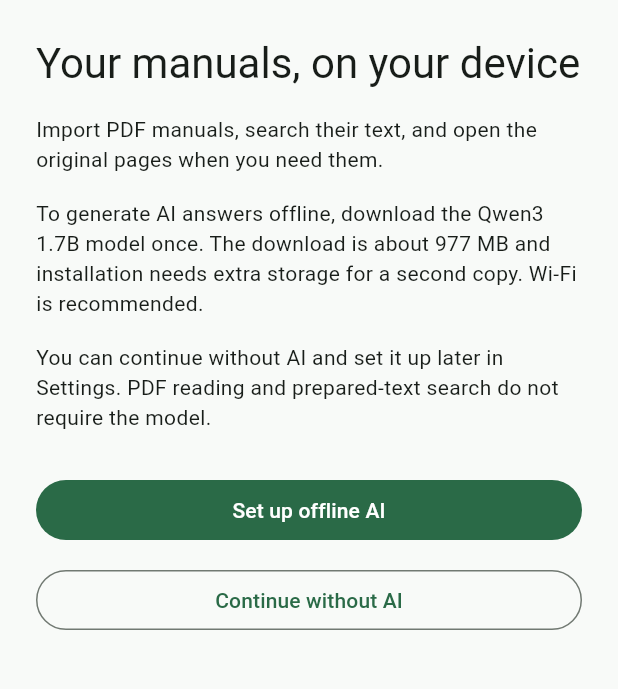
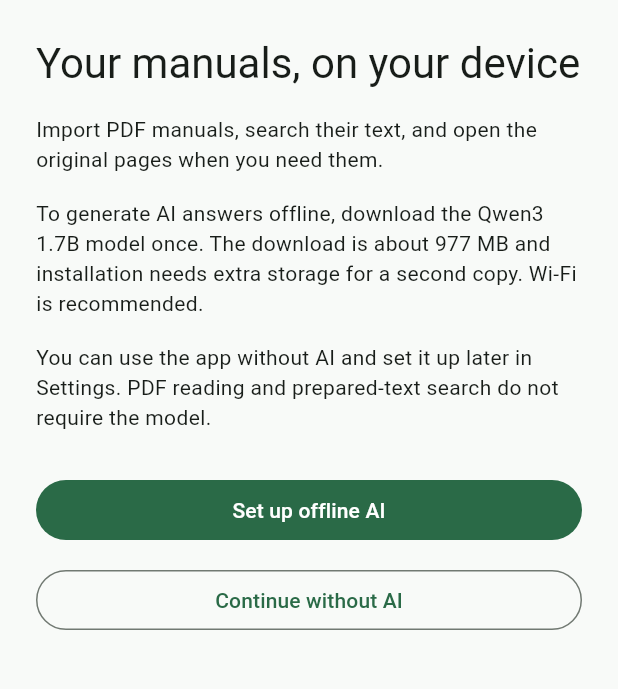
Before and after one commit to Sirish-konda/Servicemate, a Flutter app: the screen it shows after launch, on a phone screen of 412 x 824 dp, the part 84-773 px from its top. Run offline on Flutter 3.47's test engine with Material 3 defaults, Android fonts, the phone set to English and light mode, and no system bars; our stand-ins replace file_picker; missing offline and left inert: flutter_edge_ai, flutter_edge_ai_litertlm, pdfrx.

Commit message:
Reuse setup guide for onboarding and Settings

```diff
--- a/lib/app/first_run_gate.dart
+++ b/lib/app/first_run_gate.dart
@@ -1,4 +1,5 @@
 import 'package:flutter/material.dart';
+import 'package:servicemate/features/model_setup/presentation/screens/setup_guide_screen.dart';
 
 import '../core/llm/local_llm_service.dart';
 import '../core/services/first_run_service.dart';
@@ -112,51 +113,11 @@ class _FirstRunGateState extends State<FirstRunGate> {
           return const AppShell();
         }
 
-        return Scaffold(
-          appBar: AppBar(title: const Text('Welcome to ServiceMate')),
-          body: SafeArea(
-            child: ListView(
-              padding: const EdgeInsets.all(24),
-              children: [
-                Text(
-                  'Your manuals, on your device',
-                  style: Theme.of(context).textTheme.headlineMedium,
-                ),
-                const SizedBox(height: 16),
-                const Text(
-                  'Import PDF manuals, search their text, and open '
-                  'the original pages when you need them.',
-                ),
-                const SizedBox(height: 16),
-                const Text(
-                  'To generate AI answers offline, download the '
-                  'Qwen3 1.7B model once. The download is about '
-                  '977 MB and installation needs extra storage '
-                  'for a second copy. Wi-Fi is recommended.',
-                ),
-                const SizedBox(height: 16),
-                const Text(
-                  'You can continue without AI and set it up later '
-                  'in Settings. PDF reading and prepared-text search '
-                  'do not require the model.',
-                ),
-                const SizedBox(height: 28),
-                FilledButton(
-                  onPressed: _isBusy ? null : () => _continue(openSetup: true),
-                  child: const Text('Set up offline AI'),
-                ),
-                const SizedBox(height: 12),
-                OutlinedButton(
-                  onPressed: _isBusy ? null : () => _continue(openSetup: false),
-                  child: const Text('Continue without AI'),
-                ),
-                if (_error != null) ...[
-                  const SizedBox(height: 16),
-                  Text(_error!),
-                ],
-              ],
-            ),
-          ),
+        return SetupGuideScreen(
+          isBusy: _isBusy,
+          error: _error,
+          onSetupPressed: () => _continue(openSetup: true),
+          onContinuePressed: () => _continue(openSetup: false),
         );
       },
     );
--- /dev/null
+++ b/lib/features/model_setup/presentation/screens/setup_guide_screen.dart
@@ -0,0 +1,77 @@
+import 'package:flutter/material.dart';
+
+class SetupGuideScreen extends StatelessWidget {
+  const SetupGuideScreen({
+    super.key,
+    required this.onSetupPressed,
+    required this.onContinuePressed,
+    this.isBusy = false,
+    this.error,
+    this.isFirstRun = true,
+  });
+
+  final VoidCallback onSetupPressed;
+  final VoidCallback onContinuePressed;
+  final bool isBusy;
+  final String? error;
+  final bool isFirstRun;
+
+  @override
+  Widget build(BuildContext context) {
+    return PopScope(
+      canPop: !isBusy,
+      child: Scaffold(
+        appBar: AppBar(
+          title: Text(isFirstRun ? 'Welcome to ServiceMate' : 'Setup guide'),
+          automaticallyImplyLeading: !isBusy,
+        ),
+        body: SafeArea(
+          child: ListView(
+            padding: const EdgeInsets.all(24),
+            children: [
+              Text(
+                'Your manuals, on your device',
+                style: Theme.of(context).textTheme.headlineMedium,
+              ),
+              const SizedBox(height: 16),
+              const Text(
+                'Import PDF manuals, search their text, and open '
+                'the original pages when you need them.',
+              ),
+              const SizedBox(height: 16),
+              const Text(
+                'To generate AI answers offline, download the '
+                'Qwen3 1.7B model once. The download is about '
+                '977 MB and installation needs extra storage '
+                'for a second copy. Wi-Fi is recommended.',
+              ),
+              const SizedBox(height: 16),
+              const Text(
+                'You can use the app without AI and set it up later '
+                'in Settings. PDF reading and prepared-text search '
+                'do not require the model.',
+              ),
+              const SizedBox(height: 28),
+              FilledButton(
+                onPressed: isBusy ? null : onSetupPressed,
+                child: Text(
+                  isFirstRun ? 'Set up offline AI' : 'Open model setup',
+                ),
+              ),
+              const SizedBox(height: 12),
+              OutlinedButton(
+                onPressed: isBusy ? null : onContinuePressed,
+                child: Text(isFirstRun ? 'Continue without AI' : 'Done'),
+              ),
+              if (isBusy) ...[
+                const SizedBox(height: 16),
+                const LinearProgressIndicator(),
+              ],
+              if (error != null) ...[const SizedBox(height: 16), Text(error!)],
+            ],
+          ),
+        ),
+      ),
+    );
+  }
+}
```
Also changed, not shown: lib/features/settings/presentation/screens/settings_screen.dart (+29 -0 lines).
